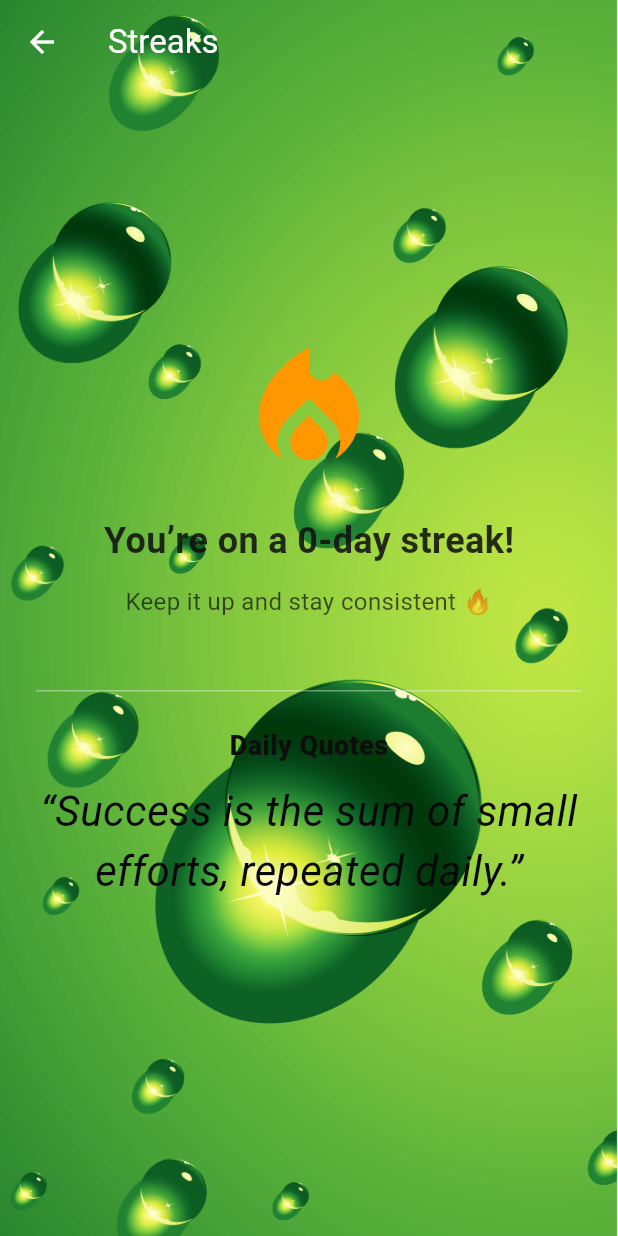
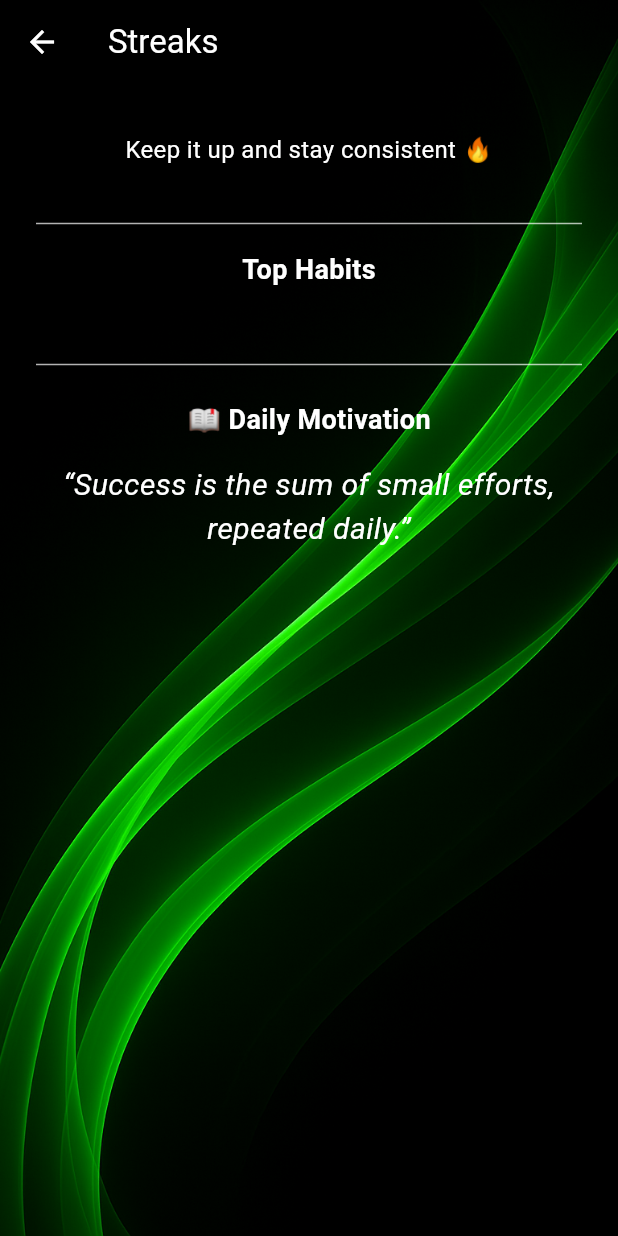
Before and after one commit to christian-keitri/habit_tracker, a Flutter app: the StreaksScreen screen opened directly, on a phone screen of 412 x 824 dp. Run offline on Flutter 3.47's test engine with Material 3 defaults, Android fonts, the phone set to English and light mode, and no system bars; our stand-ins replace fl_chart, hive, hive_flutter, table_calendar; accounts and stored records are empty.

Commit message:
change background

```diff
--- a/lib/screens/favorites.dart
+++ b/lib/screens/favorites.dart
@@ -59,7 +59,7 @@ class FavoritesScreen extends StatelessWidget {
                         ...monthlyRoutines.map((habit) => _buildHabitCard(context, habit)),
                       ],
                       if (favoriteOnly.isNotEmpty) ...[
-                        const _SectionTitle(title: 'Favorites', color: Colors.amber),
+                        const _SectionTitle(title: 'Favorites', color: Color.fromARGB(255, 209, 38, 26)),
                         ...favoriteOnly.map((habit) => _buildHabitCard(context, habit)),
                       ],
                     ],
--- a/lib/screens/streaks.dart
+++ b/lib/screens/streaks.dart
@@ -6,7 +6,6 @@ import 'package:habit_tracker/screens/habit.dart';
 class StreaksScreen extends StatelessWidget {
   const StreaksScreen({super.key});
 
-  // List of motivational quotes
   final List<String> quotes = const [
     "“Small steps every day lead to big changes.”",
     "“Discipline is choosing between what you want now and what you want most.”",
@@ -26,16 +25,29 @@ class StreaksScreen extends StatelessWidget {
     return total;
   }
 
+  Habit? getTopHabit(List<Habit> habits) {
+    if (habits.isEmpty) return null;
+    habits.sort((a, b) => b.getStreak().compareTo(a.getStreak()));
+    return habits.first;
+  }
+
   @override
   Widget build(BuildContext context) {
     final habitBox = Hive.box<Habit>('habits');
     final habits = habitBox.values.toList();
-    final totalStreak = calculateTotalStreak(habits);
-
+    final topHabit = getTopHabit(habits);
     final random = Random();
     final quote = quotes[random.nextInt(quotes.length)];
 
-    return Scaffold(
+    return Container(
+      decoration: const BoxDecoration(
+        image: DecorationImage(
+          image: AssetImage('assets/image/qoutes.png'),
+          fit: BoxFit.cover,
+        ),
+      ),
+      child: Scaffold(
+        backgroundColor: Colors.transparent,
         appBar: AppBar(
           title: const Text('Streaks'),
           backgroundColor: Colors.transparent,
@@ -43,64 +55,122 @@ class StreaksScreen extends StatelessWidget {
           elevation: 0,
         ),
         extendBodyBehindAppBar: true,
-      body: Stack(
+        body: SafeArea(
+          child: SingleChildScrollView(
+            padding: const EdgeInsets.all(24.0),
+            child: Column(
+              crossAxisAlignment: CrossAxisAlignment.center,
               children: [
-          Positioned.fill(
-            child: Image.asset(
-              'assets/image/qoutes.png',
-              fit: BoxFit.cover,
+                const SizedBox(height: 8),
+                const Text(
+                  'Keep it up and stay consistent 🔥',
+                  style: TextStyle(
+                    color: Colors.white,
+                    fontSize: 16,
                   ),
                 ),
-          Center(
-            child: Padding(
-              padding: const EdgeInsets.all(24.0),
-              child: Column(
-                mainAxisAlignment: MainAxisAlignment.center,
-                children: [
-                  const Icon(Icons.local_fire_department, size: 100, color: Colors.orange),
-                  const SizedBox(height: 20),
+
+                if (topHabit != null) ...[
+                  const SizedBox(height: 24),
                   Text(
-                    'You’re on a $totalStreak-day streak!',
+                    '🏆 Longest Streak: "${topHabit.title}"',
                     style: const TextStyle(
-                      color: Color.fromARGB(224, 17, 17, 16),
-                      fontSize: 24,
+                      fontSize: 18,
+                      fontWeight: FontWeight.w600,
+                      color: Colors.white,
+                    ),
+                  ),
+                  const SizedBox(height: 4),
+                  Text(
+                    '${topHabit.getStreak()} days',
+                    style: const TextStyle(
+                      fontSize: 16,
+                      color: Colors.white,
+                    ),
+                  ),
+                ],
+
+                const SizedBox(height: 30),
+                const Divider(color: Colors.white70),
+
+                const SizedBox(height: 10),
+                const Text(
+                  'Top Habits',
+                  style: TextStyle(
+                    fontSize: 18,
                     fontWeight: FontWeight.bold,
+                    color: Colors.white,
                   ),
                 ),
                 const SizedBox(height: 12),
-                  const Text(
-                    'Keep it up and stay consistent 🔥',
-                    style: TextStyle(
-                      color: Color.fromARGB(179, 14, 13, 13),
+
+                ...habits
+                    .where((h) => h.getStreak() > 0)
+                    .take(3)
+                    .map(
+                      (habit) => Padding(
+                        padding: const EdgeInsets.symmetric(vertical: 6.0),
+                        child: Column(
+                          crossAxisAlignment: CrossAxisAlignment.start,
+                          children: [
+                            Text(
+                              habit.title,
+                              style: const TextStyle(
                                 fontSize: 16,
+                                fontWeight: FontWeight.w500,
+                                color: Colors.white,
                               ),
                             ),
-                  const SizedBox(height: 40),
-                  const Divider(color: Colors.white38),
-                  const SizedBox(height: 16),
-                  const Text(
-                    'Daily Quotes',
-                    style: TextStyle(
-                      color: Color.fromARGB(255, 14, 14, 13),
-                      fontSize: 18,
-                      fontWeight: FontWeight.w900,
+                            const SizedBox(height: 4),
+                            LinearProgressIndicator(
+                              value: (habit.getStreak() / 30).clamp(0.0, 1.0),
+                              backgroundColor: Colors.white30,
+                              valueColor: AlwaysStoppedAnimation<Color>(
+                                habit.getStreak() >= 7
+                                    ? Colors.orange
+                                    : Colors.greenAccent,
                               ),
+                              minHeight: 8,
                             ),
-                  const SizedBox(height: 10),
+                            const SizedBox(height: 4),
                             Text(
-                    quote,
-                    textAlign: TextAlign.center,
+                              '${habit.getStreak()} day streak',
                               style: const TextStyle(
-                      color: Color.fromARGB(255, 8, 8, 8),
-                      fontSize: 28,
-                      fontStyle: FontStyle.italic,
+                                fontSize: 12,
+                                color: Colors.white70,
                               ),
                             ),
                           ],
                         ),
                       ),
                     ),
+
+                const SizedBox(height: 30),
+                const Divider(color: Colors.white70),
+
+                const SizedBox(height: 16),
+                const Text(
+                  '📖 Daily Motivation',
+                  style: TextStyle(
+                    fontSize: 18,
+                    fontWeight: FontWeight.bold,
+                    color: Colors.white,
+                  ),
+                ),
+                const SizedBox(height: 16),
+                Text(
+                  quote,
+                  textAlign: TextAlign.center,
+                  style: const TextStyle(
+                    fontSize: 20,
+                    fontStyle: FontStyle.italic,
+                    color: Colors.white,
+                  ),
+                ),
               ],
+            ),
+          ),
+        ),
       ),
     );
   }
```
Also changed, not shown: lib/screens/phase2.dart (+24 -2 lines), lib/screens/phase4.dart (+113 -61 lines), assets/image/background2.png, assets/image/background4.png, assets/image/drawer.png (added), assets/image/favorites.png, assets/image/qoutes.png, 1 other file. Lines whose indentation alone changed are shown as unchanged.
